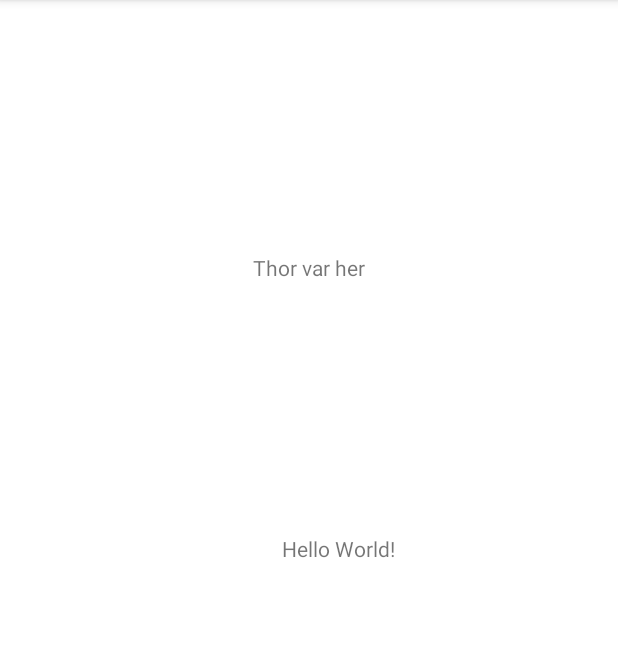
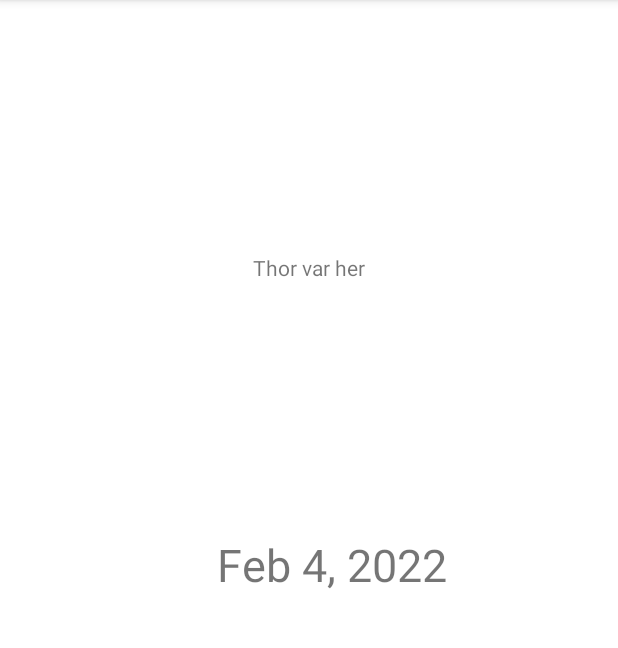
Before and after one commit to ThorErling/ELE153-FirstTest, an Android app: the screen it shows after launch (MainActivity), on a phone screen of 412 x 824 dp, the part 84-732 px from its top. Run offline under Robolectric (Android 15) with nearby library versions, the phone set to English and light mode, and no system bars.

Commit message:
Added date

```diff
--- a/app/src/main/java/com/example/myapplication/MainActivity.java
+++ b/app/src/main/java/com/example/myapplication/MainActivity.java
@@ -3,6 +3,10 @@ package com.example.myapplication;
 import androidx.appcompat.app.AppCompatActivity;
 
 import android.os.Bundle;
+import android.widget.TextView;
+
+import java.text.DateFormat;
+import java.util.Calendar;
 
 public class MainActivity extends AppCompatActivity {
 
@@ -10,5 +14,11 @@ public class MainActivity extends AppCompatActivity {
     protected void onCreate(Bundle savedInstanceState) {
         super.onCreate(savedInstanceState);
         setContentView(R.layout.activity_main);
+
+        Calendar calendar = Calendar.getInstance();
+        String currentDate = DateFormat.getDateInstance().format(calendar.getTime());
+
+        TextView textViewDate = findViewById(R.id.textView_date);
+        textViewDate.setText(currentDate);
     }
 }
--- a/app/src/main/res/layout/activity_main.xml
+++ b/app/src/main/res/layout/activity_main.xml
@@ -7,11 +7,12 @@
     tools:context=".MainActivity">
 
     <TextView
-        android:id="@+id/textView2"
+        android:id="@+id/textView_date"
         android:layout_width="wrap_content"
         android:layout_height="wrap_content"
         android:layout_marginTop="356dp"
-        android:text="Hello World!"
+        android:text="date"
+        android:textSize="30sp"
         app:layout_constraintBottom_toBottomOf="parent"
         app:layout_constraintEnd_toEndOf="parent"
         app:layout_constraintHorizontal_bias="0.559"
@@ -24,7 +25,7 @@
         android:layout_width="wrap_content"
         android:layout_height="wrap_content"
         android:text="@string/ny_lable"
-        app:layout_constraintBottom_toTopOf="@+id/textView2"
+        app:layout_constraintBottom_toTopOf="@+id/textView_date"
         app:layout_constraintEnd_toEndOf="parent"
         app:layout_constraintHorizontal_bias="0.5"
         app:layout_constraintStart_toStartOf="parent"
```
